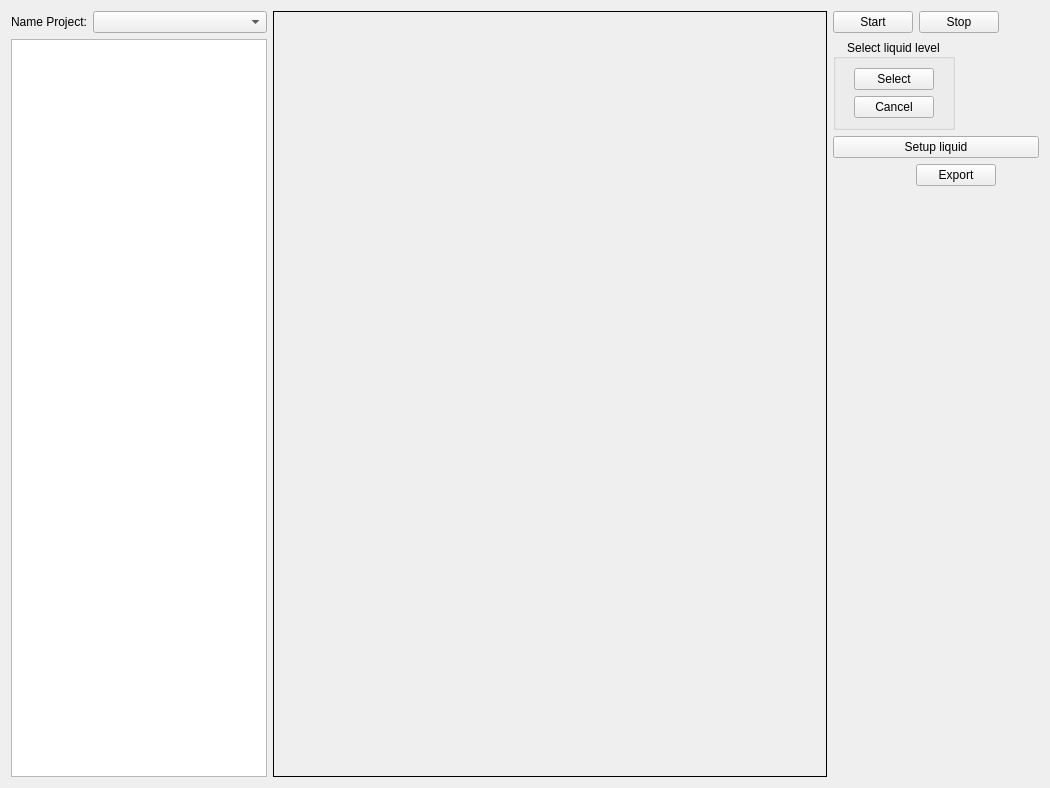
Old version of the form ui/ui/get_data_tab.ui in the repository ADPL-190400/bottle-inspection.
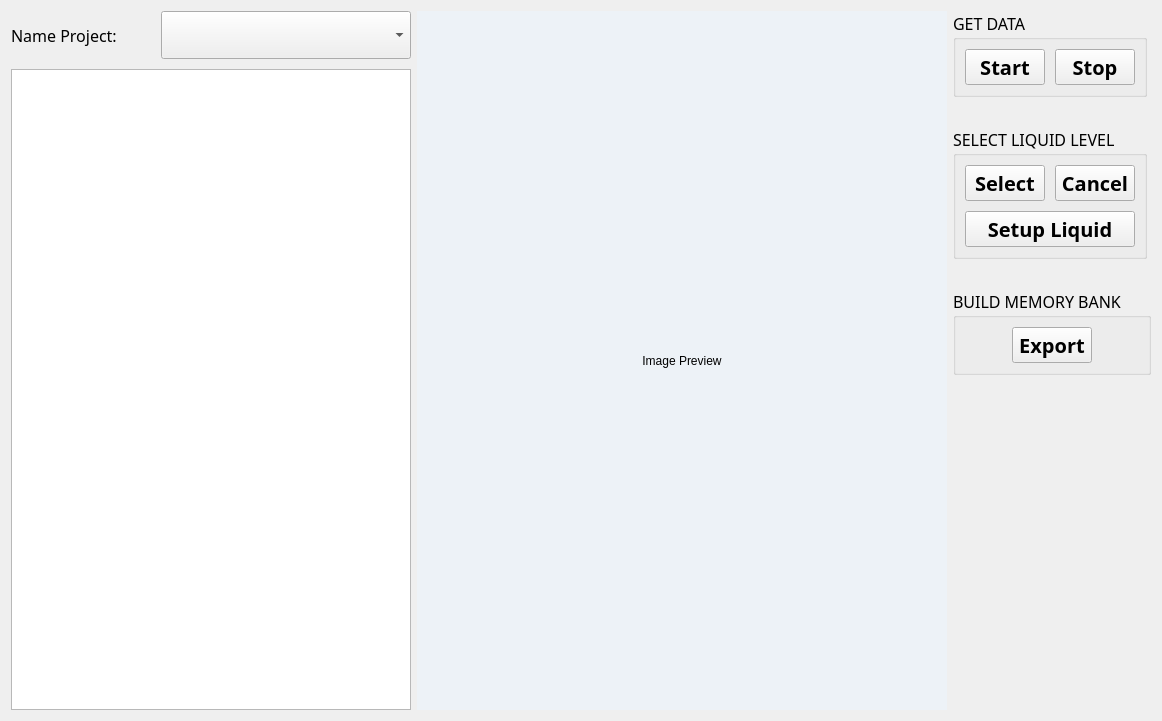
New version of the form. Custom widgets are drawn as their Qt base class.

Patch:
```diff
--- a/ui/ui/get_data_tab.ui
+++ b/ui/ui/get_data_tab.ui
@@ -6,25 +6,231 @@
    <rect>
     <x>0</x>
     <y>0</y>
-    <width>1050</width>
-    <height>788</height>
+    <width>1162</width>
+    <height>721</height>
    </rect>
   </property>
   <property name="windowTitle">
    <string>Form</string>
   </property>
-  <layout class="QHBoxLayout" name="horizontalLayout_7">
+  <property name="styleSheet">
+   <string notr="true">
+/* ── Global ── */
+QWidget {
+    background-color: #F7F8FA;
+    font-family: &quot;Segoe UI&quot;, Arial, sans-serif;
+
+    color: #1A202C;
+}
+
+/* ── GroupBox ── */
+QGroupBox {
+    background-color: #FFFFFF;
+    border: 1px solid #E2E8F0;
+    border-radius: 8px;
+    margin-top: 16px;
+    padding: 12px 10px 10px 10px;
+}
+QGroupBox::title {
+    subcontrol-origin: margin;
+    subcontrol-position: top center;
+    padding: 0 10px;
+    color: #4A5568;
+
+    font-weight: bold;
+    letter-spacing: 1px;
+}
+
+/* ── Labels ── */
+QLabel {
+    background-color: transparent;
+    color: #4A5568;
+
+}
+
+/* ── ComboBox ── */
+QComboBox {
+    background-color: #FFFFFF;
+    border: 1px solid #CBD5E0;
+    border-radius: 6px;
+    padding: 6px 12px;
+
+    min-height: 34px;
+}
+QComboBox:hover { border-color: #2563EB; }
+QComboBox QAbstractItemView {
+    background-color: #FFFFFF;
+    border: 1px solid #E2E8F0;
+    border-radius: 6px;
+    selection-background-color: #EBF4FF;
+    selection-color: #2563EB;
+    padding: 4px;
+}
+
+/* ── TreeView ── */
+QTreeView {
+    background-color: #FFFFFF;
+    border: 1px solid #E2E8F0;
+    border-radius: 6px;
+
+    color: #1A202C;
+    outline: none;
+    alternate-background-color: #F7FAFC;
+}
+QTreeView::item {
+    padding: 5px 8px;
+}
+QTreeView::item:selected {
+    background-color: #EBF4FF;
+    color: #2563EB;
+}
+QTreeView::item:hover {
+    background-color: #F7FAFC;
+}
+QTreeView::branch:selected {
+    background-color: #EBF4FF;
+}
+QHeaderView::section {
+    background-color: #EDF2F7;
+    border: none;
+    border-right: 1px solid #E2E8F0;
+    border-bottom: 1px solid #E2E8F0;
+    padding: 6px 10px;
+
+    font-weight: bold;
+    color: #4A5568;
+}
+
+/* ── Image label ── */
+ClickableLabel, QLabel#img_show {
+    background-color: #1A202C;
+    border: 1px solid #2D3748;
+    border-radius: 6px;
+    color: #4A5568;
+
+}
+
+/* ── Buttons: Start (green) ── */
+QPushButton#btn_start_get_data {
+    background-color: #38A169;
+    color: #FFFFFF;
+
+    font-weight: bold;
+    border: none;
+    border-radius: 7px;
+    padding: 0 20px;
+    min-height: 44px;
+    min-width: 120px;
+    max-width: 120px;
+}
+QPushButton#btn_start_get_data:hover { background-color: #2F855A; }
+QPushButton#btn_start_get_data:pressed { background-color: #276749; }
+
+/* ── Buttons: Stop (red outline) ── */
+QPushButton#btn_stop_get_data {
+    background-color: #FFFFFF;
+    color: #E53E3E;
+
+    font-weight: bold;
+    border: 2px solid #FC8181;
+    border-radius: 7px;
+    padding: 0 20px;
+    min-height: 44px;
+    min-width: 120px;
+    max-width: 120px;
+}
+QPushButton#btn_stop_get_data:hover {
+    background-color: #FFF5F5;
+    border-color: #E53E3E;
+}
+QPushButton#btn_stop_get_data:pressed { background-color: #FED7D7; }
+
+/* ── Buttons: Select (amber) ── */
+QPushButton#btn_select_template {
+    background-color: #D97706;
+    color: #FFFFFF;
+
+    font-weight: bold;
+    border: none;
+    border-radius: 7px;
+    padding: 0 20px;
+    min-height: 44px;
+    min-width: 120px;
+    max-width: 120px;
+}
+QPushButton#btn_select_template:hover { background-color: #B45309; }
+QPushButton#btn_select_template:pressed { background-color: #92400E; }
+
+/* ── Buttons: Cancel (red outline) ── */
+QPushButton#btn_cancle_select {
+    background-color: #FFFFFF;
+    color: #E53E3E;
+
+    font-weight: bold;
+    border: 2px solid #FC8181;
+    border-radius: 7px;
+    padding: 0 20px;
+    min-height: 44px;
+    min-width: 120px;
+    max-width: 120px;
+}
+QPushButton#btn_cancle_select:hover {
+    background-color: #FFF5F5;
+    border-color: #E53E3E;
+}
+QPushButton#btn_cancle_select:pressed { background-color: #FED7D7; }
+
+/* ── Buttons: Blue (Setup liquid, Export) ── */
+QPushButton#btn_setup_liquid, QPushButton#build_memory_bank {
+    background-color: #2563EB;
+    color: #FFFFFF;
+
+    font-weight: bold;
+    border: none;
+    border-radius: 7px;
+    padding: 0 20px;
+    min-height: 44px;
+    min-width: 120px;
+    max-width: 180px;
+}
+QPushButton#btn_setup_liquid:hover, QPushButton#build_memory_bank:hover {
+    background-color: #1D4ED8;
+}
+QPushButton#btn_setup_liquid:pressed, QPushButton#build_memory_bank:pressed {
+    background-color: #1E40AF;
+}
+   </string>
+  </property>
+  <layout class="QHBoxLayout" name="horizontalLayout_8">
    <item>
     <layout class="QVBoxLayout" name="verticalLayout">
+     <property name="spacing">
+      <number>10</number>
+     </property>
      <item>
       <layout class="QHBoxLayout" name="horizontalLayout">
+       <property name="spacing">
+        <number>8</number>
+       </property>
        <item>
         <widget class="QLabel" name="label_4">
-         <property name="sizePolicy">
-          <sizepolicy hsizetype="Fixed" vsizetype="Preferred">
-           <horstretch>0</horstretch>
-           <verstretch>0</verstretch>
-          </sizepolicy>
+         <property name="minimumSize">
+          <size>
+           <width>100</width>
+           <height>0</height>
+          </size>
+         </property>
+         <property name="maximumSize">
+          <size>
+           <width>150</width>
+           <height>16777215</height>
+          </size>
+         </property>
+         <property name="font">
+          <font>
+           <family>Segoe UI,Arial,sans-serif</family>
+           <pointsize>12</pointsize>
+          </font>
          </property>
          <property name="text">
           <string>Name Project:</string>
@@ -33,11 +239,23 @@
        </item>
        <item>
         <widget class="QComboBox" name="name_project">
-         <property name="sizePolicy">
-          <sizepolicy hsizetype="Preferred" vsizetype="Preferred">
-           <horstretch>0</horstretch>
-           <verstretch>0</verstretch>
-          </sizepolicy>
+         <property name="minimumSize">
+          <size>
+           <width>250</width>
+           <height>48</height>
+          </size>
+         </property>
+         <property name="maximumSize">
+          <size>
+           <width>250</width>
+           <height>16777215</height>
+          </size>
+         </property>
+         <property name="font">
+          <font>
+           <family>Segoe UI,Arial,sans-serif</family>
+           <pointsize>12</pointsize>
+          </font>
          </property>
         </widget>
        </item>
@@ -51,6 +269,27 @@
          <verstretch>0</verstretch>
         </sizepolicy>
        </property>
+       <property name="minimumSize">
+        <size>
+         <width>300</width>
+         <height>0</height>
+        </size>
+       </property>
+       <property name="maximumSize">
+        <size>
+         <width>400</width>
+         <height>16777215</height>
+        </size>
+       </property>
+       <property name="font">
+        <font>
+         <family>Segoe UI,Arial,sans-serif</family>
+         <pointsize>12</pointsize>
+        </font>
+       </property>
+       <property name="alternatingRowColors">
+        <bool>true</bool>
+       </property>
       </widget>
      </item>
     </layout>
@@ -63,11 +302,11 @@
        <height>300</height>
       </size>
      </property>
-     <property name="frameShape">
-      <enum>QFrame::Box</enum>
+     <property name="styleSheet">
+      <string notr="true">background-color: #EDF2F7;</string>
      </property>
      <property name="text">
-      <string/>
+      <string>Image Preview</string>
      </property>
      <property name="alignment">
       <set>Qt::AlignCenter</set>
@@ -78,147 +317,213 @@
     <layout class="QVBoxLayout" name="verticalLayout_4">
      <item>
       <layout class="QVBoxLayout" name="verticalLayout_3">
+       <property name="spacing">
+        <number>30</number>
+       </property>
        <item>
-        <layout class="QHBoxLayout" name="horizontalLayout_3">
-         <item>
-          <layout class="QHBoxLayout" name="horizontalLayout_2">
-           <item>
-            <widget class="QPushButton" name="btn_start_get_data">
-             <property name="sizePolicy">
-              <sizepolicy hsizetype="Fixed" vsizetype="Preferred">
-               <horstretch>0</horstretch>
-               <verstretch>0</verstretch>
-              </sizepolicy>
-             </property>
-             <property name="text">
-              <string>Start</string>
-             </property>
-            </widget>
-           </item>
-           <item>
-            <widget class="QPushButton" name="btn_stop_get_data">
-             <property name="sizePolicy">
-              <sizepolicy hsizetype="Fixed" vsizetype="Preferred">
-               <horstretch>0</horstretch>
-               <verstretch>0</verstretch>
-              </sizepolicy>
-             </property>
-             <property name="text">
-              <string>Stop</string>
-             </property>
-            </widget>
-           </item>
-          </layout>
-         </item>
-         <item>
-          <spacer name="horizontalSpacer">
-           <property name="orientation">
-            <enum>Qt::Horizontal</enum>
-           </property>
-           <property name="sizeType">
-            <enum>QSizePolicy::Fixed</enum>
-           </property>
-           <property name="sizeHint" stdset="0">
-            <size>
-             <width>40</width>
-             <height>20</height>
-            </size>
-           </property>
-          </spacer>
-         </item>
-        </layout>
-       </item>
-       <item>
-        <layout class="QVBoxLayout" name="verticalLayout_5">
-         <item>
-          <widget class="QGroupBox" name="groupBox">
-           <property name="sizePolicy">
-            <sizepolicy hsizetype="Fixed" vsizetype="Preferred">
-             <horstretch>0</horstretch>
-             <verstretch>0</verstretch>
-            </sizepolicy>
-           </property>
-           <property name="title">
-            <string>Select liquid level</string>
-           </property>
-           <property name="alignment">
-            <set>Qt::AlignCenter</set>
-           </property>
+        <widget class="QGroupBox" name="groupBox_3">
+         <property name="sizePolicy">
+          <sizepolicy hsizetype="Fixed" vsizetype="Preferred">
+           <horstretch>0</horstretch>
+           <verstretch>0</verstretch>
+          </sizepolicy>
+         </property>
+         <property name="font">
+          <font>
+           <family>Segoe UI,Arial,sans-serif</family>
+           <pointsize>12</pointsize>
+          </font>
+         </property>
+         <property name="title">
+          <string>GET DATA</string>
+         </property>
+         <layout class="QHBoxLayout" name="horizontalLayout_2">
+          <property name="spacing">
+           <number>10</number>
+          </property>
+          <item>
            <layout class="QHBoxLayout" name="horizontalLayout_4">
             <item>
-             <layout class="QVBoxLayout" name="verticalLayout_2">
-              <item>
-               <widget class="QPushButton" name="btn_select_template">
-                <property name="sizePolicy">
-                 <sizepolicy hsizetype="Fixed" vsizetype="Preferred">
-                  <horstretch>0</horstretch>
-                  <verstretch>0</verstretch>
-                 </sizepolicy>
-                </property>
-                <property name="layoutDirection">
-                 <enum>Qt::LeftToRight</enum>
-                </property>
-                <property name="text">
-                 <string>Select</string>
-                </property>
-               </widget>
-              </item>
-              <item>
-               <widget class="QPushButton" name="btn_cancle_select">
-                <property name="sizePolicy">
-                 <sizepolicy hsizetype="Fixed" vsizetype="Preferred">
-                  <horstretch>0</horstretch>
-                  <verstretch>0</verstretch>
-                 </sizepolicy>
-                </property>
-                <property name="text">
-                 <string>Cancel</string>
-                </property>
-               </widget>
-              </item>
-             </layout>
+             <widget class="QPushButton" name="btn_start_get_data">
+              <property name="font">
+               <font>
+                <family>Segoe UI,Arial,sans-serif</family>
+                <pointsize>15</pointsize>
+                <weight>75</weight>
+                <bold>true</bold>
+               </font>
+              </property>
+              <property name="cursor">
+               <cursorShape>PointingHandCursor</cursorShape>
+              </property>
+              <property name="text">
+               <string>Start</string>
+              </property>
+              <property name="iconSize">
+               <size>
+                <width>16</width>
+                <height>16</height>
+               </size>
+              </property>
+             </widget>
             </item>
+            <item>
+             <widget class="QPushButton" name="btn_stop_get_data">
+              <property name="font">
+               <font>
+                <family>Segoe UI,Arial,sans-serif</family>
+                <pointsize>15</pointsize>
+                <weight>75</weight>
+                <bold>true</bold>
+               </font>
+              </property>
+              <property name="cursor">
+               <cursorShape>PointingHandCursor</cursorShape>
+              </property>
+              <property name="text">
+               <string>Stop</string>
+              </property>
+             </widget>
+            </item>
            </layout>
-          </widget>
-         </item>
-         <item>
-          <widget class="QPushButton" name="btn_setup_liquid">
-           <property name="text">
-            <string>Setup liquid</string>
-           </property>
-          </widget>
-         </item>
-        </layout>
+          </item>
+         </layout>
+        </widget>
        </item>
        <item>
-        <layout class="QHBoxLayout" name="horizontalLayout_6">
+        <widget class="QGroupBox" name="groupBox">
+         <property name="sizePolicy">
+          <sizepolicy hsizetype="Fixed" vsizetype="Preferred">
+           <horstretch>0</horstretch>
+           <verstretch>0</verstretch>
+          </sizepolicy>
+         </property>
+         <property name="font">
+          <font>
+           <family>Segoe UI,Arial,sans-serif</family>
+           <pointsize>12</pointsize>
+          </font>
+         </property>
+         <property name="title">
+          <string>SELECT LIQUID LEVEL</string>
+         </property>
+         <layout class="QVBoxLayout" name="verticalLayout_2">
+          <property name="spacing">
+           <number>10</number>
+          </property>
+          <item>
+           <layout class="QHBoxLayout" name="horizontalLayout_3">
+            <property name="spacing">
+             <number>10</number>
+            </property>
+            <item>
+             <widget class="QPushButton" name="btn_select_template">
+              <property name="font">
+               <font>
+                <family>Segoe UI,Arial,sans-serif</family>
+                <pointsize>15</pointsize>
+                <weight>75</weight>
+                <bold>true</bold>
+               </font>
+              </property>
+              <property name="cursor">
+               <cursorShape>PointingHandCursor</cursorShape>
+              </property>
+              <property name="text">
+               <string>Select</string>
+              </property>
+             </widget>
+            </item>
+            <item>
+             <widget class="QPushButton" name="btn_cancle_select">
+              <property name="font">
+               <font>
+                <family>Segoe UI,Arial,sans-serif</family>
+                <pointsize>15</pointsize>
+                <weight>75</weight>
+                <bold>true</bold>
+               </font>
+              </property>
+              <property name="cursor">
+               <cursorShape>PointingHandCursor</cursorShape>
+              </property>
+              <property name="text">
+               <string>Cancel</string>
+              </property>
+             </widget>
+            </item>
+           </layout>
+          </item>
+          <item>
+           <layout class="QHBoxLayout" name="horizontalLayout_5">
+            <item>
+             <widget class="QPushButton" name="btn_setup_liquid">
+              <property name="font">
+               <font>
+                <family>Segoe UI,Arial,sans-serif</family>
+                <pointsize>15</pointsize>
+                <weight>75</weight>
+                <bold>true</bold>
+               </font>
+              </property>
+              <property name="cursor">
+               <cursorShape>PointingHandCursor</cursorShape>
+              </property>
+              <property name="text">
+               <string>Setup Liquid</string>
+              </property>
+             </widget>
+            </item>
+           </layout>
+          </item>
+         </layout>
+        </widget>
+       </item>
+       <item>
+        <layout class="QHBoxLayout" name="horizontalLayout_7">
          <item>
-          <spacer name="horizontalSpacer_2">
-           <property name="orientation">
-            <enum>Qt::Horizontal</enum>
-           </property>
-           <property name="sizeType">
-            <enum>QSizePolicy::Fixed</enum>
-           </property>
-           <property name="sizeHint" stdset="0">
-            <size>
-             <width>40</width>
-             <height>20</height>
-            </size>
-           </property>
-          </spacer>
-         </item>
-         <item>
-          <widget class="QPushButton" name="build_memory_bank">
+          <widget class="QGroupBox" name="groupBox_5">
            <property name="sizePolicy">
             <sizepolicy hsizetype="Fixed" vsizetype="Preferred">
              <horstretch>0</horstretch>
              <verstretch>0</verstretch>
             </sizepolicy>
            </property>
-           <property name="text">
-            <string>Export</string>
+           <property name="font">
+            <font>
+             <family>Segoe UI,Arial,sans-serif</family>
+             <pointsize>12</pointsize>
+            </font>
            </property>
+           <property name="title">
+            <string>BUILD MEMORY BANK</string>
+           </property>
+           <layout class="QHBoxLayout" name="horizontalLayout_6">
+            <item>
+             <widget class="QPushButton" name="build_memory_bank">
+              <property name="sizePolicy">
+               <sizepolicy hsizetype="Fixed" vsizetype="Fixed">
+                <horstretch>0</horstretch>
+                <verstretch>0</verstretch>
+               </sizepolicy>
+              </property>
+              <property name="font">
+               <font>
+                <family>Segoe UI,Arial,sans-serif</family>
+                <pointsize>15</pointsize>
+                <weight>75</weight>
+                <bold>true</bold>
+               </font>
+              </property>
+              <property name="cursor">
+               <cursorShape>PointingHandCursor</cursorShape>
+              </property>
+              <property name="text">
+               <string>Export</string>
+              </property>
+             </widget>
+            </item>
+           </layout>
           </widget>
          </item>
         </layout>
@@ -232,8 +537,8 @@
        </property>
        <property name="sizeHint" stdset="0">
         <size>
-         <width>20</width>
-         <height>40</height>
+         <width>13</width>
+         <height>13</height>
         </size>
        </property>
       </spacer>
```
Left out of the diff: 2 changed lines with no effect on the pictures.
